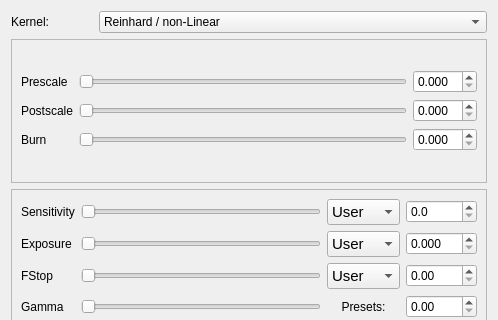
The window that qtgui/tonemap.ui (sungsoo/luxrender-lux) describes before a commit, drawn with Qt 5; both pictures show x 0 to 498 and y 0 to 320 of the 498 by 544 pixel window.
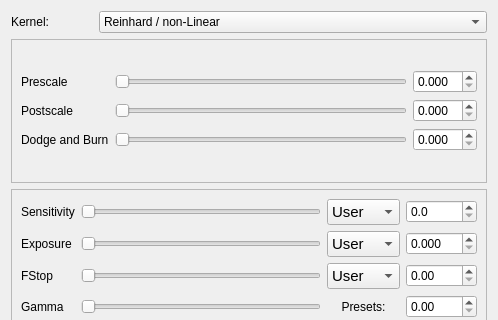
The same window after the commit.

Commit message:
Changed Reinhard "Burn" to "Dodge and Burn" in UI to more accurately reflect the behavior of the parameter.
This also makes it more consistent with the paper.

Patch:
```diff
--- a/qtgui/tonemap.ui
+++ b/qtgui/tonemap.ui
@@ -171,7 +171,7 @@
           <item row="2" column="0">
            <widget class="QLabel" name="label_burn">
             <property name="text">
-             <string>Burn</string>
+             <string>Dodge and Burn</string>
             </property>
             <property name="buddy">
              <cstring>slider_burn</cstring>
```
Left out of the diff: 4 changed lines with no effect on the pictures.
